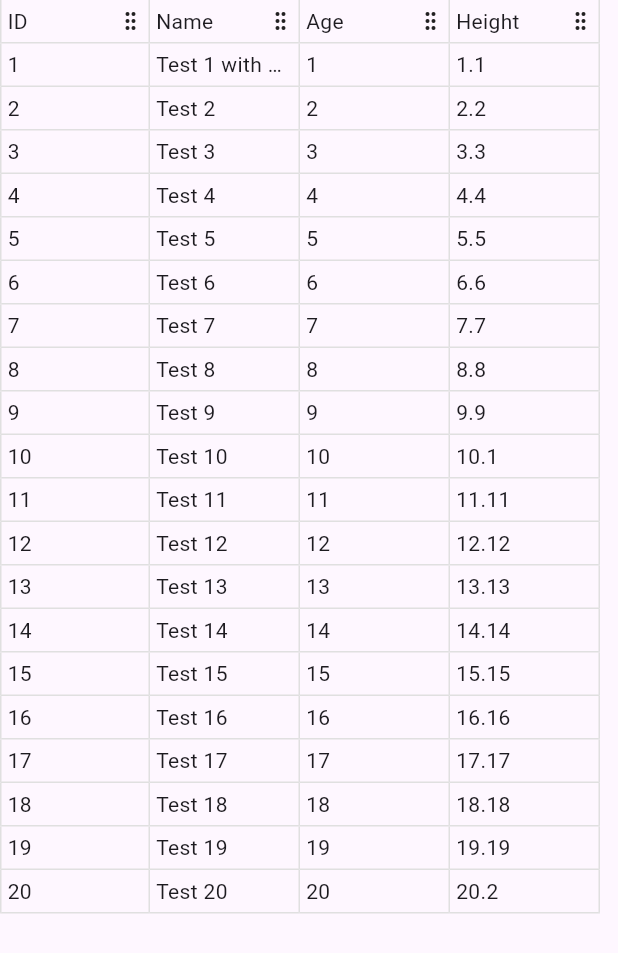
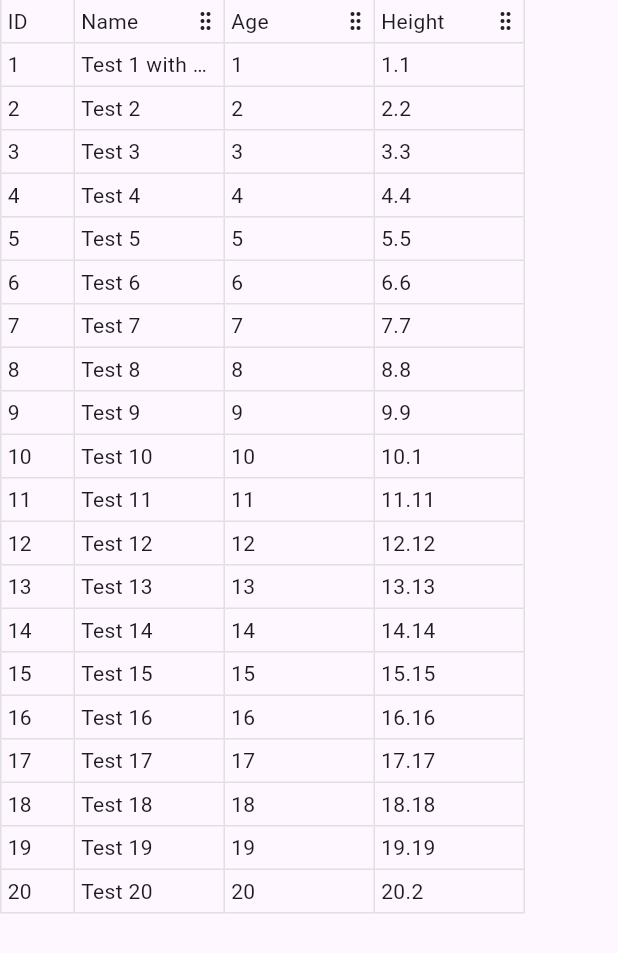
Before and after one commit to zooper-lib/zooper_table, a Flutter app: the screen it shows after launch, on a phone screen of 412 x 824 dp. Shown: the top 953 px of the screen. Run offline on Flutter 3.47's test engine with Material 3 defaults, Android fonts, the phone set to English and light mode, and no system bars; our stand-ins replace flutter_riverpod, lucide_icons.

Commit message:
Added more properties

```diff
--- a/zooper_table/lib/src/configurations/column_configuration.dart
+++ b/zooper_table/lib/src/configurations/column_configuration.dart
@@ -1,6 +1,15 @@
 import 'package:flutter/material.dart';
+import 'package:lucide_icons/lucide_icons.dart';
 
 class ColumnConfiguration {
+  /// Callback to get whether the column can be resized.
+  ///
+  /// This function is called with one argument:
+  /// - [identifier]: A string that identifies the column.
+  ///
+  /// If this function is not provided, a default function is used.
+  final bool Function(String identifier) canResizeBuilder;
+
   /// Callback to get the minimum width of the column.
   ///
   /// This function is called with one argument:
@@ -42,17 +51,42 @@ class ColumnConfiguration {
   /// If this function is not provided, a default function is used.
   final Border Function(String identifier, int index) borderBuilder;
 
+  /// A function that returns the icon for ascending sort.
+  ///
+  /// This function is called with one argument:
+  /// - [identifier]: A string that identifies the column.
+  ///
+  /// If this function is not provided, a default function is used.
+  final Widget Function(String identifier) sortAscendingIconBuilder;
+
+  /// A function that returns the icon for descending sort.
+  ///
+  /// This function is called with one argument:
+  /// - [identifier]: A string that identifies the column.
+  ///
+  /// If this function is not provided, a default function is used.
+  final Widget Function(String identifier) sortDescendingIconBuilder;
+
   ColumnConfiguration({
+    bool Function(String identifier)? canResizeBuilder,
     double Function(String identifier)? minWidthBuilder,
     double Function(String identifier)? maxWidthBuilder,
     bool Function(String identifier)? canSort,
     EdgeInsets Function(String identifier)? paddingBuilder,
     Border Function(String identifier, int index)? borderBuilder,
-  })  : minWidthBuilder = minWidthBuilder ?? _defaultMinWidthBuilder,
+  })  : canResizeBuilder = canResizeBuilder ?? _defaultCanResizeBuilder,
+        minWidthBuilder = minWidthBuilder ?? _defaultMinWidthBuilder,
         maxWidthBuilder = maxWidthBuilder ?? _defaultMaxWidthBuilder,
         canSortBuilder = canSort ?? _defaultCanSortBuilder,
         paddingBuilder = paddingBuilder ?? _defaultPaddingBuilder,
-        borderBuilder = borderBuilder ?? _defaultBorderBuilder;
+        borderBuilder = borderBuilder ?? _defaultBorderBuilder,
+        sortAscendingIconBuilder = _defaultSortAscendingIconBuilder,
+        sortDescendingIconBuilder = _defaultSortDescendingIconBuilder;
+
+  // Default canResize builder
+  static bool _defaultCanResizeBuilder(String identifier) {
+    return true;
+  }
 
   // Default minWidth builder
   static double _defaultMinWidthBuilder(String identifier) {
@@ -61,7 +95,7 @@ class ColumnConfiguration {
 
   // Default maxWidth builder
   static double _defaultMaxWidthBuilder(String identifier) {
-    return 200.0;
+    return 500.0;
   }
 
   // Default maxWidth builder
@@ -91,4 +125,12 @@ class ColumnConfiguration {
       ),
     );
   }
+
+  static Widget _defaultSortAscendingIconBuilder(String identifier) {
+    return const Icon(LucideIcons.arrowUpAZ, size: 16);
+  }
+
+  static Widget _defaultSortDescendingIconBuilder(String identifier) {
+    return const Icon(LucideIcons.arrowDownAZ, size: 16);
+  }
 }
--- /dev/null
+++ b/zooper_table/lib/src/enums/index.dart
@@ -0,0 +1 @@
+export 'sort_order.dart';
--- /dev/null
+++ b/zooper_table/lib/src/enums/sort_order.dart
@@ -0,0 +1,5 @@
+enum SortOrder {
+  none,
+  ascending,
+  descending,
+}
--- a/zooper_table/lib/src/states/column_state_notifier.dart
+++ b/zooper_table/lib/src/states/column_state_notifier.dart
@@ -12,6 +12,10 @@ class ColumnStateNotifier extends StateNotifier<List<ZooperColumnModel>> {
     state = List.from(state);
   }
 
+  void updateAllColumns(List<ZooperColumnModel> columns) {
+    state = columns;
+  }
+
   ZooperColumnModel getColumn(String identifier) {
     return state.firstWhere((element) => element.identifier == identifier);
   }
--- a/zooper_table/lib/src/views/cells/zooper_cell_view.dart
+++ b/zooper_table/lib/src/views/cells/zooper_cell_view.dart
@@ -12,15 +12,17 @@ class ZooperCellView extends StatelessWidget {
   /// The identifier of the column
   final String identifier;
 
+  final int index;
+
   final double? height;
 
-  const ZooperCellView({
-    Key? key,
+  ZooperCellView({
     required this.rowData,
     required this.cellValue,
     required this.identifier,
+    required this.index,
     required this.height,
-  }) : super(key: key);
+  }) : super(key: ValueKey('cell:$identifier:$index'));
 
   @override
   Widget build(BuildContext context) {
--- a/zooper_table/lib/src/views/columns/zooper_column_model.dart
+++ b/zooper_table/lib/src/views/columns/zooper_column_model.dart
@@ -1,13 +1,32 @@
+import 'package:zooper_table/zooper_table.dart';
+
 class ZooperColumnModel {
   final String identifier;
   final String title;
-  int order;
-  double width;
+  final int order;
+  final double width;
+  final SortOrder sortOrder;
 
   ZooperColumnModel({
     required this.identifier,
     required this.title,
     required this.order,
     this.width = 100,
+    this.sortOrder = SortOrder.none,
   });
+
+  ZooperColumnModel copyWith({
+    String? title,
+    int? order,
+    double? width,
+    SortOrder? sortOrder,
+  }) {
+    return ZooperColumnModel(
+      identifier: identifier,
+      title: title ?? this.title,
+      order: order ?? this.order,
+      width: width ?? this.width,
+      sortOrder: sortOrder ?? this.sortOrder,
+    );
+  }
 }
--- a/zooper_table/lib/src/views/columns/zooper_column_view.dart
+++ b/zooper_table/lib/src/views/columns/zooper_column_view.dart
@@ -6,10 +6,9 @@ import 'package:lucide_icons/lucide_icons.dart';
 class ZooperColumnView extends StatelessWidget {
   final String identifier;
 
-  const ZooperColumnView({
-    super.key,
+  ZooperColumnView({
     required this.identifier,
-  });
+  }) : super(key: ValueKey('column:$identifier'));
 
   @override
   Widget build(BuildContext context) {
@@ -18,7 +17,6 @@ class ZooperColumnView extends StatelessWidget {
         final columnConfiguration = ref.watch(tableConfigurationProvider).columnHeaderConfiguration;
         final columnStateNotifier = ref.watch(columnStateProvider.notifier);
 
-        var column = ref.watch(columnStateProvider).firstWhere((element) => element.identifier == identifier);
         var columnIndex = ref.watch(columnStateProvider).indexWhere((element) => element.identifier == identifier);
 
         final double minWidth = columnConfiguration.minWidthBuilder(identifier);
@@ -38,13 +36,8 @@ class ZooperColumnView extends StatelessWidget {
             child: Row(
               //mainAxisAlignment: MainAxisAlignment.spaceBetween,
               children: [
-                Expanded(
-                  child: Text(
-                    column.title,
-                    overflow: TextOverflow.ellipsis,
-                  ),
-                ),
-                //const SizedBox.expand(),
+                _title(context),
+                _sortIcon(context),
                 _resizeIcon(context),
               ],
             ),
@@ -54,11 +47,62 @@ class ZooperColumnView extends StatelessWidget {
     );
   }
 
-  Widget _resizeIcon(BuildContext context) {
+  Widget _title(BuildContext context) {
     return Consumer(
       builder: (context, ref, child) {
         var columnService = ref.watch(columnServiceProvider);
         var column = ref.watch(columnStateProvider).firstWhere((element) => element.identifier == identifier);
+
+        return Expanded(
+          child: GestureDetector(
+            onTap: () => columnService.sortColumn(column.identifier),
+            child: Text(
+              column.title,
+              overflow: TextOverflow.ellipsis,
+            ),
+          ),
+        );
+      },
+    );
+  }
+
+  Widget _sortIcon(BuildContext context) {
+    return Consumer(
+      builder: (context, ref, child) {
+        final columnConfiguration = ref.watch(tableConfigurationProvider).columnHeaderConfiguration;
+        final columnService = ref.watch(columnServiceProvider);
+        final columnStateNotifier = ref.watch(columnStateProvider.notifier);
+        final column = columnStateNotifier.currentState.firstWhere((element) => element.identifier == identifier);
+
+        if (columnConfiguration.canSortBuilder(identifier) == false) {
+          return const SizedBox.shrink();
+        }
+
+        return MouseRegion(
+          cursor: SystemMouseCursors.click,
+          child: GestureDetector(
+            onTap: () => columnService.sortColumn(column.identifier),
+            child: column.sortOrder == SortOrder.none
+                ? const SizedBox.shrink()
+                : column.sortOrder == SortOrder.descending
+                    ? columnConfiguration.sortDescendingIconBuilder(identifier)
+                    : columnConfiguration.sortAscendingIconBuilder(identifier),
+          ),
+        );
+      },
+    );
+  }
+
+  Widget _resizeIcon(BuildContext context) {
+    return Consumer(
+      builder: (context, ref, child) {
+        final columnConfiguration = ref.watch(tableConfigurationProvider).columnHeaderConfiguration;
+        var columnService = ref.watch(columnServiceProvider);
+        var column = ref.watch(columnStateProvider).firstWhere((element) => element.identifier == identifier);
+
+        if (columnConfiguration.canResizeBuilder(identifier) == false) {
+          return const SizedBox.shrink();
+        }
 
         return MouseRegion(
           cursor: SystemMouseCursors.resizeColumn,
--- a/zooper_table/lib/src/views/rows/zooper_row_view.dart
+++ b/zooper_table/lib/src/views/rows/zooper_row_view.dart
@@ -12,12 +12,11 @@ class ZooperRowView<T> extends StatelessWidget {
   /// The index of this row inside the Table
   final int index;
 
-  const ZooperRowView({
-    super.key,
+  ZooperRowView({
     required this.columns,
     required this.data,
     required this.index,
-  });
+  }) : super(key: ValueKey('row:$index'));
 
   @override
   Widget build(BuildContext context) {
@@ -31,8 +30,8 @@ class ZooperRowView<T> extends StatelessWidget {
   List<Widget> _buildCells() {
     var cells = <Widget>[];
 
-    for (final column in columns) {
-      final cellView = _buildCell(column);
+    for (var index = 0; index < columns.length; index++) {
+      final cellView = _buildCell(columns[index]);
       cells.add(cellView);
     }
 
@@ -49,6 +48,7 @@ class ZooperRowView<T> extends StatelessWidget {
         rowData: data,
         cellValue: cellValue,
         identifier: columnModel.identifier,
+        index: index,
         height: height,
       );
     });
--- a/zooper_table/lib/zooper_table.dart
+++ b/zooper_table/lib/zooper_table.dart
@@ -1,6 +1,7 @@
 library zooper_table;
 
 export 'src/configurations/index.dart';
+export 'src/enums/index.dart';
 export 'src/services/index.dart';
 export 'src/states/index.dart';
 export 'src/views/index.dart';
--- a/zooper_table_example/lib/main.dart
+++ b/zooper_table_example/lib/main.dart
@@ -33,9 +33,8 @@ class MyHomePage extends StatelessWidget {
         child: ZooperTable(
           tableConfiguration: TableConfiguration(
             columnHeaderConfiguration: ColumnConfiguration(
-              minWidthBuilder: (identifier) => 50,
-              maxWidthBuilder: (identifier) => 200,
-              canSort: (identifier) => true,
+              maxWidthBuilder: (identifier) => (identifier == 'id') ? 50 : 500,
+              canResizeBuilder: (identifier) => (identifier == 'id') ? false : true,
             ),
             rowConfiguration: RowConfiguration(),
             cellConfiguration: CellConfiguration(
@@ -49,7 +48,7 @@ class MyHomePage extends StatelessWidget {
             ),
           ),
           columns: [
-            ZooperColumnModel(identifier: 'id', title: 'ID', order: 0),
+            ZooperColumnModel(identifier: 'id', title: 'ID', order: 0, width: 50),
             ZooperColumnModel(identifier: 'name', title: 'Name', order: 1),
             ZooperColumnModel(identifier: 'age', title: 'Age', order: 2),
             ZooperColumnModel(identifier: 'height', title: 'Height', order: 3),
```
Also changed, not shown: zooper_table/lib/src/services/column_service.dart (+29 -2 lines).
